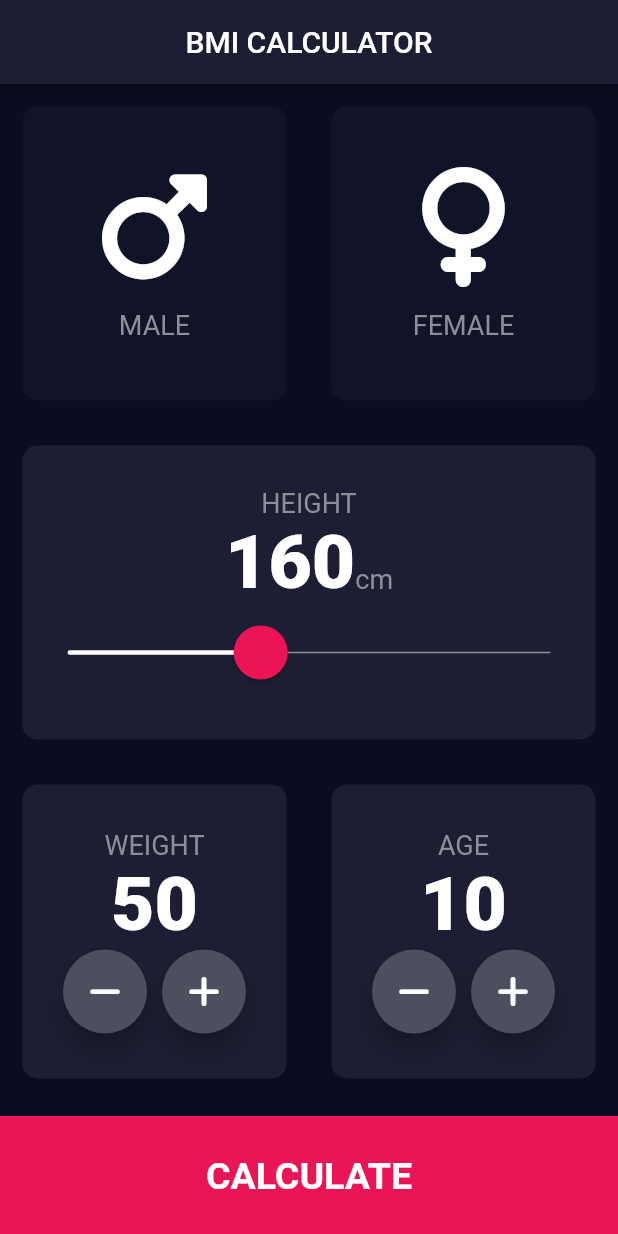
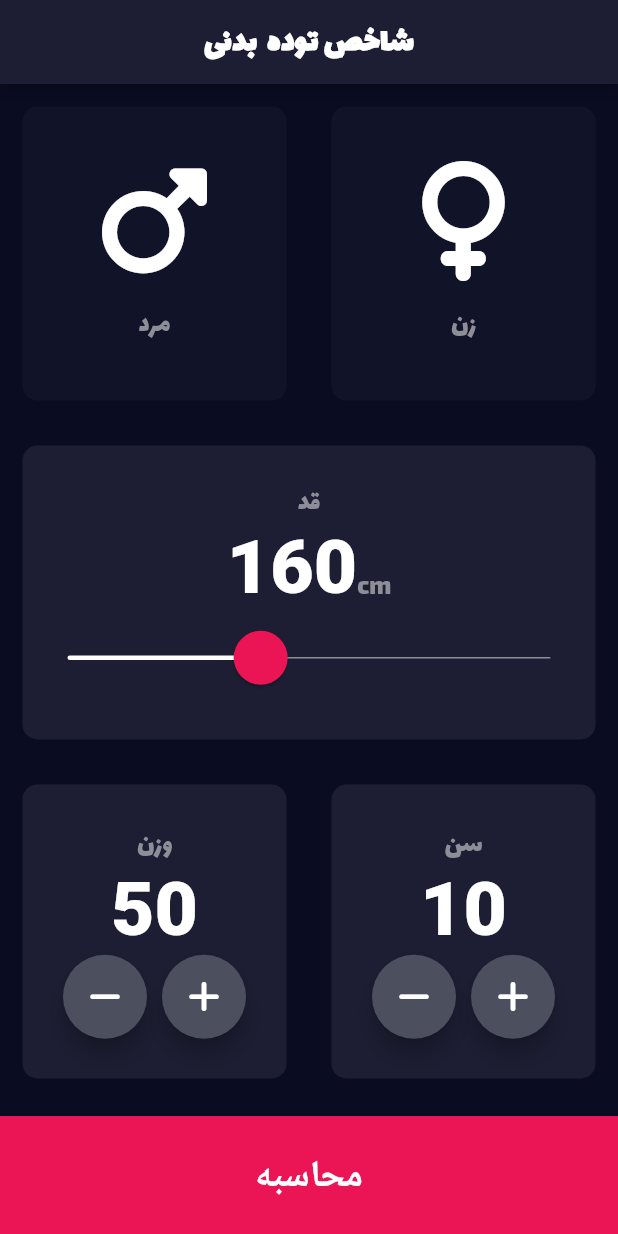
Before and after one commit to mmdsarhadi/Bmi_Calculator, a Flutter app: the screen it shows after launch, on a phone screen of 412 x 824 dp. Run offline on Flutter 3.47's test engine with Material 2 defaults, Android fonts, the phone set to English and light mode, and no system bars; our stand-ins replace font_awesome_flutter.

Commit message:
Change the program language to Farsi

```diff
--- a/lib/conponents/bottm_buttn.dart
+++ b/lib/conponents/bottm_buttn.dart
@@ -7,7 +7,7 @@ class BottomButton extends StatelessWidget {
 
   BottomButton({
 
-    required this.title, required this.ontab});
+    required this.title, required this.ontab,});
 
   @override
   Widget build(BuildContext context) {
--- a/lib/constans.dart
+++ b/lib/constans.dart
@@ -1,28 +1,23 @@
 import 'package:flutter/material.dart';
 
-const lableTextStyle = TextStyle
-  (
-    fontSize: 18, color: Color(0xFF8D8E98));
-    const double kBottemContinerHeight = 80;
+const lableTextStyle = TextStyle(
+    fontSize: 18, color: Color(0xFF8D8E98), fontFamily: "Lalezar-Regular");
+const double kBottemContinerHeight = 80;
 const activecardcolor = Color(0xFF1D1E33);
 const inactivecardcolor = Color(0xFF111328);
 const BottomContinercolor = Color(0xFFEB1555);
-const kNumberTextStyle = TextStyle(
-    fontSize: 50, fontWeight: FontWeight.w900);
-const kLargeButtonTextStyle = TextStyle(
-    fontSize: 25, fontWeight: FontWeight.bold);
-const kTitleTextStyle = TextStyle(
-    fontSize: 50, fontWeight: FontWeight.bold);
+const kNumberTextStyle = TextStyle(fontSize: 50, fontWeight: FontWeight.w900);
+const kLargeButtonTextStyle =
+    TextStyle(fontSize: 25, fontWeight: FontWeight.bold);
+const kTitleTextStyle = TextStyle(fontSize: 50, fontWeight: FontWeight.bold);
 
 const kRsultTextStyle = TextStyle(
-  color: Color(0xFF24D876),
-    fontSize:22, fontWeight: FontWeight.bold);
-const kBMITextStyle = TextStyle(
-
-    fontSize:100, fontWeight: FontWeight.bold);
+    color: Color(0xFF24D876), fontSize: 22, fontWeight: FontWeight.bold);
+const kBMITextStyle = TextStyle(fontSize: 100, fontWeight: FontWeight.bold);
 const kgrayBodyTextStyle = TextStyle(
-color: Colors.grey,
-    fontSize:22, );
+  color: Colors.grey,
+  fontSize: 22,
+);
 const kBodyTextStyle = TextStyle(
-
-    fontSize:22, );
+  fontSize: 22,
+);
--- a/lib/screens/input_page.dart
+++ b/lib/screens/input_page.dart
@@ -26,12 +26,15 @@ class _InputPageState extends State<InputPage> {
   Widget build(BuildContext context) {
     return Scaffold(
         appBar: AppBar(
-
-
           backgroundColor: Color(0xFF1D1E33),
-          title: Text('BMI CALCULATOR'),
+          title: Text(
+            'شاخص توده  بدنی',
+            style: TextStyle(
+                fontSize: 22,
+                fontWeight: FontWeight.bold,
+                fontFamily: "Lalezar-Regular"),
+          ),
           centerTitle: true,
-
         ),
         body: Column(
           crossAxisAlignment: CrossAxisAlignment.stretch,
@@ -50,9 +53,25 @@ class _InputPageState extends State<InputPage> {
                       color: selectedGendere == Gender.male
                           ? activecardcolor
                           : inactivecardcolor,
-                    child:
-                        infomationn(ICON: FontAwesomeIcons.mars, name: "MALE"),
+                      child: Column(
+                        mainAxisAlignment: MainAxisAlignment.center,
+                        children: [
+                          Icon(
+                            FontAwesomeIcons.mars,
+                            size: 80,
                           ),
+                          SizedBox(
+                            height: 15,
+                          ),
+                          Text(
+                            "مرد",
+                            style: TextStyle(
+                                fontSize: 18,
+                                color: Color(0xFF8D8E98),
+                                fontFamily: "Lalezar-Regular"),
+                          )
+                        ],
+                      )),
                 )),
                 Expanded(
                     child: GestureDetector(
@@ -65,10 +84,25 @@ class _InputPageState extends State<InputPage> {
                             color: selectedGendere == Gender.fmale
                                 ? activecardcolor
                                 : inactivecardcolor,
-                    child: infomationn(
-                        ICON: FontAwesomeIcons.venus, name: "FEMALE"),
+                            child: Column(
+                              mainAxisAlignment: MainAxisAlignment.center,
+                              children: [
+                                Icon(
+                                  FontAwesomeIcons.venus,
+                                  size: 80,
                                 ),
-                ))
+                                SizedBox(
+                                  height: 15,
+                                ),
+                                Text(
+                                  "زن",
+                                  style: TextStyle(
+                                      fontSize: 18,
+                                      color: Color(0xFF8D8E98),
+                                      fontFamily: "Lalezar-Regular"),
+                                )
+                              ],
+                            ))))
               ],
             )),
             Expanded(
@@ -77,7 +111,7 @@ class _InputPageState extends State<InputPage> {
                 mainAxisAlignment: MainAxisAlignment.center,
                 children: [
                   Text(
-                    "HEIGHT",
+                    "قد",
                     style: lableTextStyle,
                   ),
                   Row(
@@ -129,7 +163,7 @@ class _InputPageState extends State<InputPage> {
                     mainAxisAlignment: MainAxisAlignment.center,
                     children: [
                       Text(
-                        "WEIGHT",
+                        "وزن",
                         style: lableTextStyle,
                       ),
                       Text(
@@ -169,7 +203,7 @@ class _InputPageState extends State<InputPage> {
                     mainAxisAlignment: MainAxisAlignment.center,
                     children: [
                       Text(
-                        "AGE",
+                        "سن",
                         style: lableTextStyle,
                       ),
                       Text(
@@ -209,9 +243,10 @@ class _InputPageState extends State<InputPage> {
               ],
             )),
             BottomButton(
-              title: ("CALCULATE"),
+              title: "محاسبه",
               ontab: () {
-                Calculator calculator = Calculator( height : height,weight: weight  );
+                Calculator calculator =
+                Calculator(height: height, weight: weight);
                 Navigator.push(
                   context,
                   MaterialPageRoute(
```
Also changed, not shown: pubspec.yaml (+4 -4 lines), fonts/Lalezar-Regular.ttf (added). Lines whose indentation alone changed are shown as unchanged.
